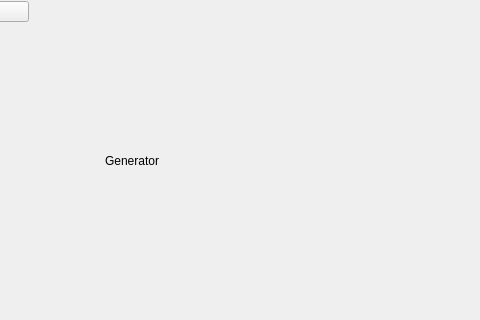
First picture: the form in mainwindow.ui, repository pouyace/Password-Keeper, before the edit; both pictures show x 90 to 570 and y 152 to 472 of the 800 by 600 pixel window.
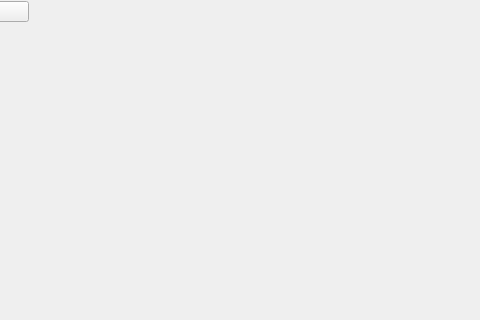
Second picture: the form after the edit. The open tabs and pages were chosen to show the change. Icons and pictures are not drawn.

Diff of the .ui file:
```diff
--- a/mainwindow.ui
+++ b/mainwindow.ui
@@ -845,19 +845,7 @@
           </layout>
          </widget>
          <widget class="QWidget" name="passwordGeneratorWidget">
-          <widget class="QLabel" name="label_2">
-           <property name="geometry">
-            <rect>
-             <x>70</x>
-             <y>190</y>
-             <width>271</width>
-             <height>101</height>
-            </rect>
-           </property>
-           <property name="text">
-            <string>Generator</string>
-           </property>
-          </widget>
+          <layout class="QVBoxLayout" name="verticalLayout_7"/>
          </widget>
          <widget class="QWidget" name="exportPasswordWidget">
           <widget class="QLabel" name="label_3">
```
Left out of the diff: 5 changed lines with no effect on the pictures.
